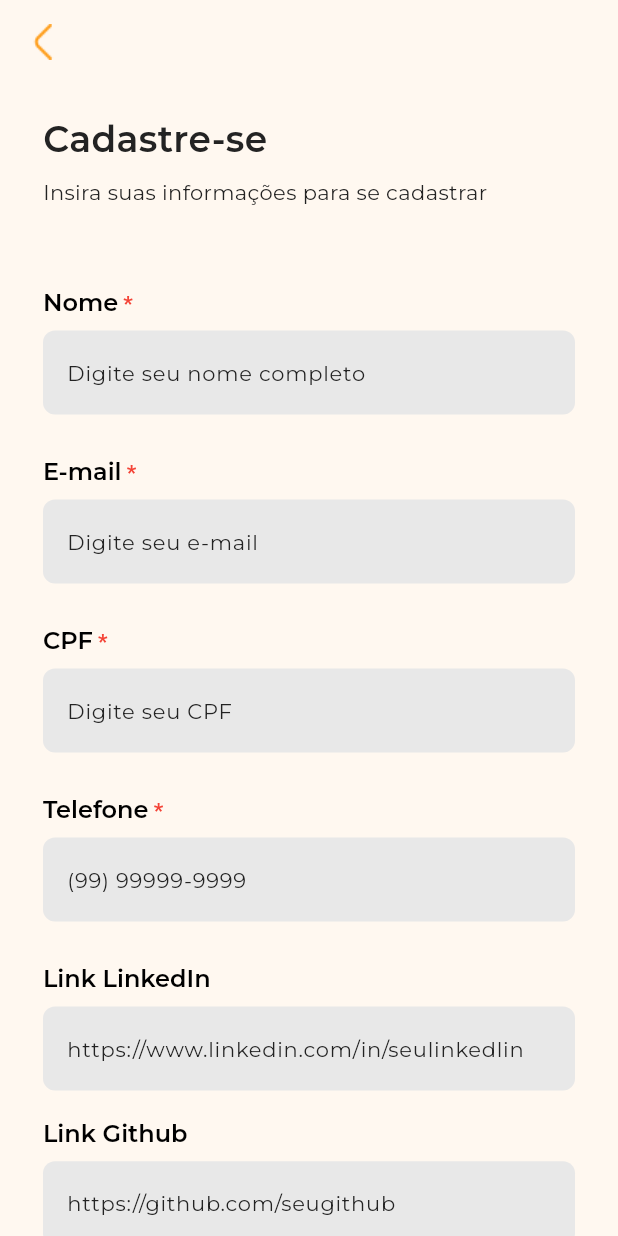
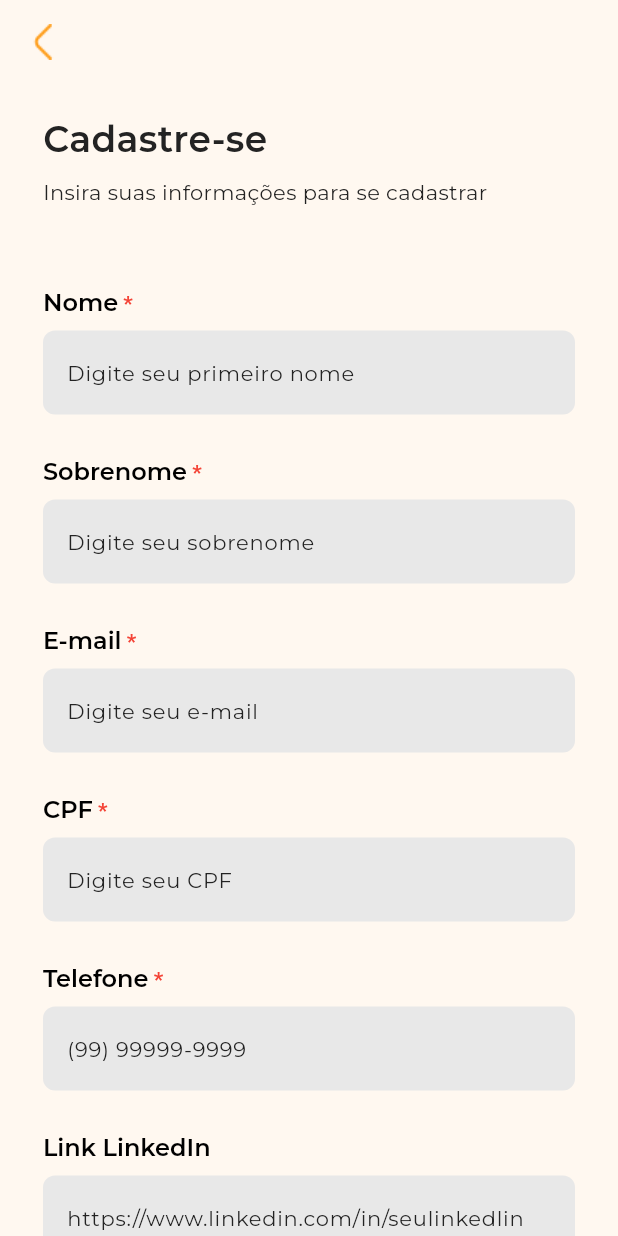
Before and after one commit to anacmagalhaes/EscolaDeVerao, a Flutter app: the SignUpScreen screen opened by its route, on a phone screen of 412 x 824 dp. Run offline on Flutter 3.47's test engine with Material 3 defaults, Android fonts, the light colour scheme and no system bars; our stand-ins replace app_links, flutter_masked_text2, flutter_screenutil, qr_flutter, shared_preferences, sizer; accounts and stored records are empty.

Commit message:
feat: Modified

```diff
--- a/lib/controllers/sign_up_controllers.dart
+++ b/lib/controllers/sign_up_controllers.dart
@@ -2,6 +2,7 @@ import 'package:flutter/material.dart';
 import 'package:flutter_masked_text2/flutter_masked_text2.dart';
 
 TextEditingController nameController = TextEditingController();
+TextEditingController sobrenomeController = TextEditingController();
 TextEditingController emailController = TextEditingController();
 TextEditingController passwordController = TextEditingController();
 TextEditingController cpfController =
--- a/lib/screens/sign_up_screen.dart
+++ b/lib/screens/sign_up_screen.dart
@@ -22,6 +22,7 @@ class _SignUpScreenState extends State<SignUpScreen> {
   final ApiService apiService = ApiService(); // Instância do ApiService
 
   String _nameError = '';
+  String _sobrenomeError = '';
   String _emailError = '';
   String _cpfError = '';
   String _phoneError = '';
@@ -62,6 +63,12 @@ class _SignUpScreenState extends State<SignUpScreen> {
     if (nameController.text.isEmpty) {
       setState(() {
         _nameError = 'Nome é obrigatório';
+      });
+      isValid = false;
+    }
+    if (sobrenomeController.text.isEmpty) {
+      setState(() {
+        _sobrenomeError = 'Sobrenome é obrigatório';
       });
       isValid = false;
     }
@@ -120,6 +127,7 @@ class _SignUpScreenState extends State<SignUpScreen> {
     // Limpar erros anteriores
     setState(() {
       _nameError = '';
+      _sobrenomeError = '';
       _emailError = '';
       _cpfError = '';
       _phoneError = '';
@@ -217,9 +225,23 @@ class _SignUpScreenState extends State<SignUpScreen> {
                       // Nome
                       CustomTextField(
                         labelText: 'Nome',
-                        hintText: 'Digite seu nome completo',
+                        hintText: 'Digite seu primeiro nome',
                         keyboardType: TextInputType.name,
                         controller: nameController,
+                        isRequired: true,
+                      ),
+                      SizedBox(height: 8.h),
+                      if (_nameError.isNotEmpty)
+                        Text(
+                          _nameError,
+                          style: TextStyle(color: Colors.red, fontSize: 12.sp),
+                        ),
+                      SizedBox(height: 16.h),
+                      CustomTextField(
+                        labelText: 'Sobrenome',
+                        hintText: 'Digite seu sobrenome',
+                        keyboardType: TextInputType.name,
+                        controller: sobrenomeController,
                         isRequired: true,
                       ),
                       SizedBox(height: 8.h),
```
